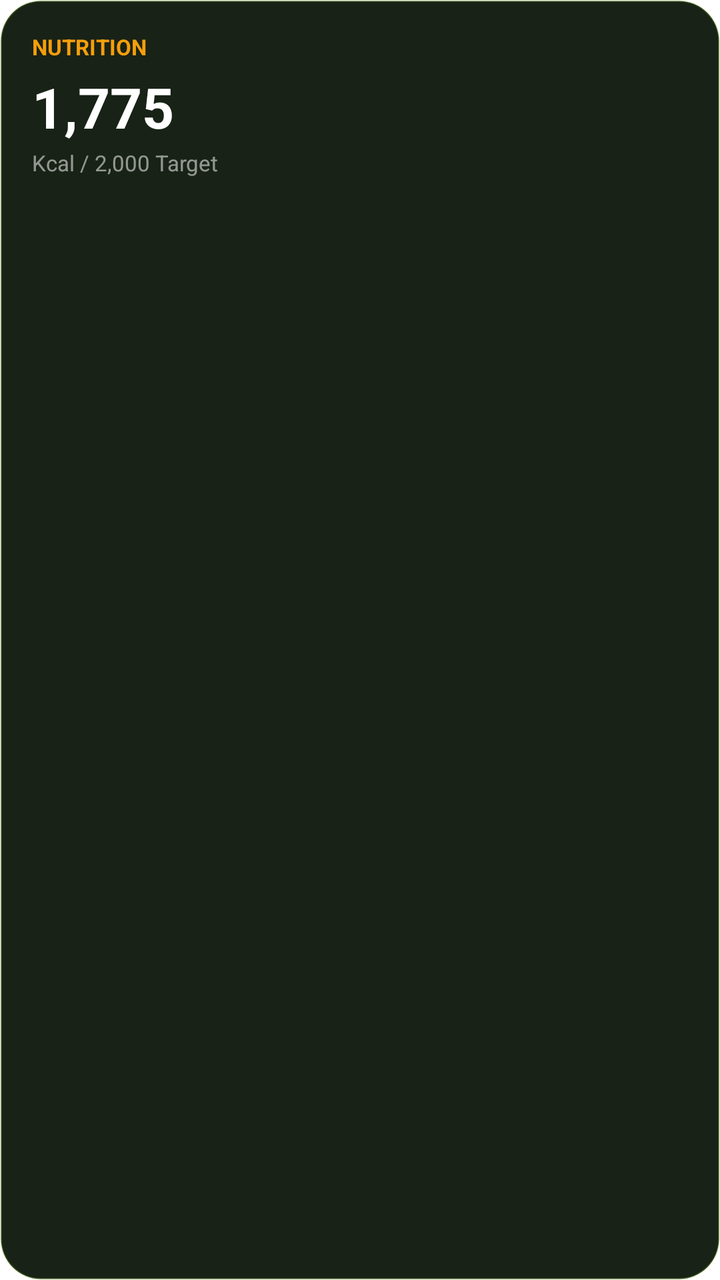
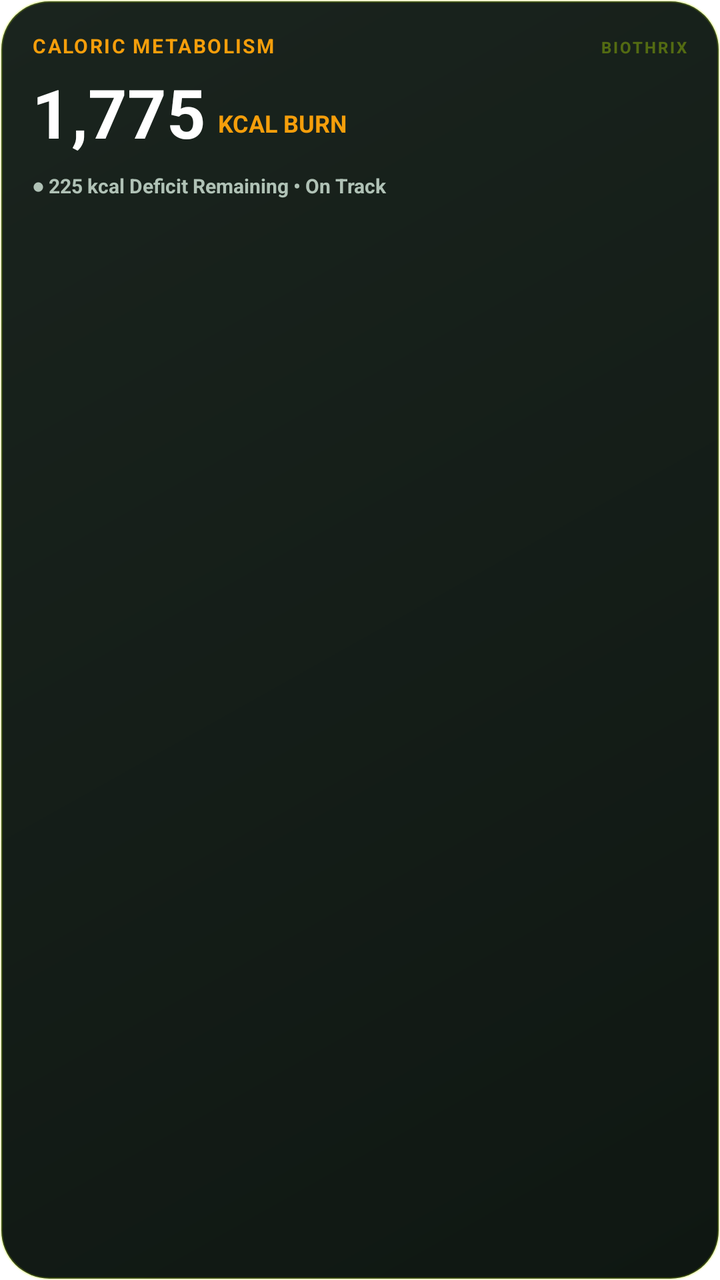

Two renders of the same Android screen: before a commit and after it. Below are the layout's source before the change and the commit's diff.
<!-- AndroidManifest.xml: fallback theme Theme.MaterialComponents.DayNight.NoActionBar -->
<!-- res/layout/widget_calories.xml -->
<?xml version="1.0" encoding="utf-8"?>
<LinearLayout xmlns:android="http://schemas.android.com/apk/res/android"
    android:id="@+id/widget_calories_root"
    android:layout_width="match_parent"
    android:layout_height="match_parent"
    android:background="@drawable/widget_background"
    android:orientation="vertical"
    android:padding="16dp">

    <TextView
        android:id="@+id/widget_calories_title"
        android:layout_width="wrap_content"
        android:layout_height="wrap_content"
        android:text="NUTRITION"
        android:textColor="#F59E0B"
        android:textSize="11sp"
        android:textStyle="bold" />

    <TextView
        android:id="@+id/widget_calories_value"
        android:layout_width="wrap_content"
        android:layout_height="wrap_content"
        android:layout_marginTop="4dp"
        android:text="1,775"
        android:textColor="#FFFFFF"
        android:textSize="28sp"
        android:textStyle="bold" />

    <TextView
        android:id="@+id/widget_calories_subtitle"
        android:layout_width="wrap_content"
        android:layout_height="wrap_content"
        android:layout_marginTop="2dp"
        android:text="Kcal / 2,000 Target"
        android:textColor="#88FFFFFF"
        android:textSize="11sp" />
</LinearLayout>
<!-- resources referenced by this layout -->
<resources>
  <!-- drawable widget_background (drawable) -->
  <?xml version="1.0" encoding="utf-8"?>
  <shape xmlns:android="http://schemas.android.com/apk/res/android"
      android:shape="rectangle">
      <corners android:radius="20dp" />
      <solid android:color="#182216" />
      <stroke android:width="1dp" android:color="#33B5E655" />
  </shape>
</resources>

<!-- the commit's change to res/layout/widget_calories.xml (unified diff, before → after) -->
@@ -7,31 +7,66 @@
     android:orientation="vertical"
     android:padding="16dp">
 
-    <TextView
-        android:id="@+id/widget_calories_title"
+    
+    <LinearLayout
+        android:layout_width="match_parent"
+        android:layout_height="wrap_content"
+        android:orientation="horizontal">
+        <TextView
+            android:id="@+id/widget_calories_title"
+            android:layout_width="0dp"
+            android:layout_height="wrap_content"
+            android:layout_weight="1"
+            android:text="CALORIC METABOLISM"
+            android:textColor="#F59E0B"
+            android:textSize="10sp"
+            android:textStyle="bold"
+            android:letterSpacing="0.08" />
+        <TextView
+            android:layout_width="wrap_content"
+            android:layout_height="wrap_content"
+            android:text="BIOTHRIX"
+            android:textColor="#55CCFF00"
+            android:textSize="8sp"
+            android:textStyle="bold"
+            android:letterSpacing="0.12" />
+    </LinearLayout>
+
+    
+    <LinearLayout
         android:layout_width="wrap_content"
         android:layout_height="wrap_content"
-        android:text="NUTRITION"
-        android:textColor="#F59E0B"
-        android:textSize="11sp"
-        android:textStyle="bold" />
+        android:layout_marginTop="8dp"
+        android:orientation="horizontal">
+        <TextView
+            android:id="@+id/widget_calories_value"
+            android:layout_width="wrap_content"
+            android:layout_height="wrap_content"
+            android:text="1,775"
+            android:textColor="#FFFFFF"
+            android:textSize="34sp"
+            android:textStyle="bold"
+            android:includeFontPadding="false" />
+        <TextView
+            android:layout_width="wrap_content"
+            android:layout_height="wrap_content"
+            android:layout_gravity="bottom"
+            android:layout_marginStart="6dp"
+            android:layout_marginBottom="4dp"
+            android:text="KCAL BURN"
+            android:textColor="#F59E0B"
+            android:textSize="12sp"
+            android:textStyle="bold" />
+    </LinearLayout>
 
-    <TextView
-        android:id="@+id/widget_calories_value"
-        android:layout_width="wrap_content"
-        android:layout_height="wrap_content"
-        android:layout_marginTop="4dp"
-        android:text="1,775"
-        android:textColor="#FFFFFF"
-        android:textSize="28sp"
-        android:textStyle="bold" />
-
+    
     <TextView
         android:id="@+id/widget_calories_subtitle"
         android:layout_width="wrap_content"
         android:layout_height="wrap_content"
-        android:layout_marginTop="2dp"
-        android:text="Kcal / 2,000 Target"
-        android:textColor="#88FFFFFF"
-        android:textSize="11sp" />
+        android:layout_marginTop="8dp"
+        android:text="● 225 kcal Deficit Remaining • On Track"
+        android:textColor="#B0C2B6"
+        android:textSize="10sp"
+        android:textStyle="bold" />
 </LinearLayout>
<!-- resource entries referenced after the edit -->
@@ -4,9 +4,13 @@
   <?xml version="1.0" encoding="utf-8"?>
   <shape xmlns:android="http://schemas.android.com/apk/res/android"
       android:shape="rectangle">
-      <corners android:radius="20dp" />
-      <solid android:color="#182216" />
-      <stroke android:width="1dp" android:color="#33B5E655" />
+      <corners android:radius="24dp" />
+      <gradient
+          android:angle="315"
+          android:startColor="#1A241E"
+          android:endColor="#0F1712"
+          android:type="linear" />
+      <stroke android:width="1.2dp" android:color="#33CCFF00" />
   </shape>
 </resources>
 
